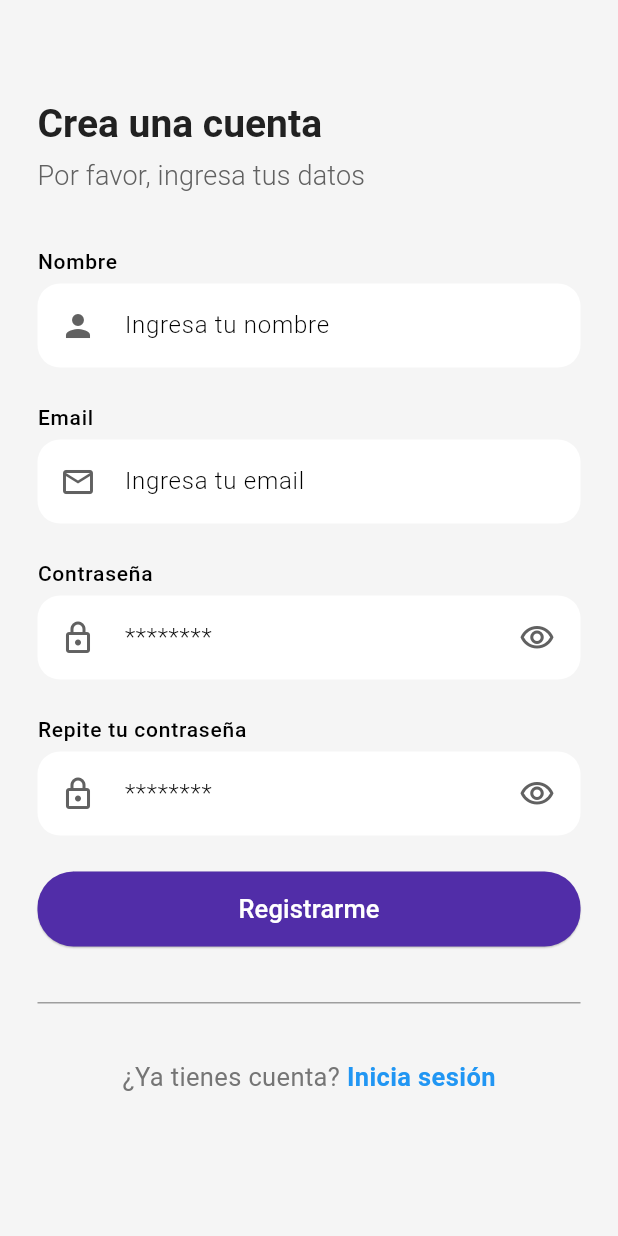
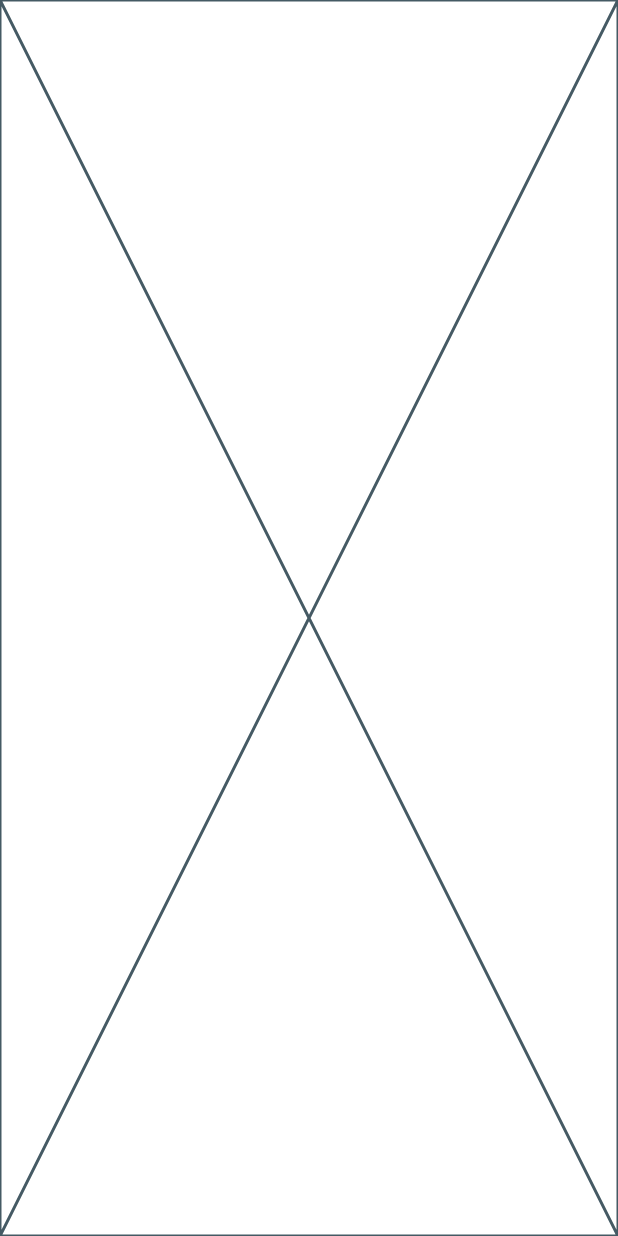
Before and after one commit to AlbenBustamante/fin-manage-app, a Flutter app: the screen it shows after launch, on a phone screen of 412 x 824 dp. Run offline on Flutter 3.47's test engine with Material 3 defaults, Android fonts, the phone set to English and light mode, and no system bars; our stand-ins replace bloc, cloud_firestore, equatable, firebase_auth, firebase_core, flutter_bloc and 2 more; accounts and stored records are empty.

```diff
--- a/lib/app.dart
+++ b/lib/app.dart
@@ -1,3 +1,5 @@
+import 'package:finmanageapp/features/auth/presentation/pages/sign_in_page.dart';
+
 import 'auth_flow/auth_flow_page.dart';
 import 'core/config/init_dependencies.dart';
 import 'features/auth/domain/repository/auth_repository.dart';
@@ -34,9 +36,11 @@ class MyAppView extends StatelessWidget {
     switch (settings.name) {
       case '/':
         return _route(const AuthFlowPage());
-      case '/sign-up':
+      case SignUpPage.route:
         return _route(const SignUpPage());
-      case '/home':
+      case SignInPage.route:
+        return _route(const SignInPage());
+      case HomePage.route:
         return _route(const HomePage());
       default:
         return _route(const AuthFlowPage());
--- a/lib/auth_flow/auth_flow_page.dart
+++ b/lib/auth_flow/auth_flow_page.dart
@@ -1,3 +1,5 @@
+import 'package:finmanageapp/features/auth/presentation/pages/sign_in_page.dart';
+import 'package:finmanageapp/features/home/presentation/pages/home_page.dart';
 import 'package:flutter/material.dart';
 import 'package:flutter_bloc/flutter_bloc.dart';
 
@@ -10,10 +12,10 @@ class AuthFlowPage extends StatelessWidget {
   Widget build(BuildContext context) {
     return BlocListener<AuthBloc, AuthState>(
         listener: (context, state) {
-          String route = '/sign-up';
+          String route = SignInPage.route;
 
           if (state is Authenticated) {
-            route = '/home';
+            route = HomePage.route;
           }
 
           Navigator.pushNamedAndRemoveUntil(context, route, (_) => false);
--- /dev/null
+++ b/lib/features/auth/presentation/pages/sign_in_page.dart
@@ -0,0 +1,12 @@
+import 'package:flutter/material.dart';
+
+class SignInPage extends StatelessWidget {
+  static const route = '/sign-in';
+
+  const SignInPage({super.key});
+
+  @override
+  Widget build(BuildContext context) {
+    return const Placeholder();
+  }
+}
--- a/lib/features/auth/presentation/pages/sign_up_page.dart
+++ b/lib/features/auth/presentation/pages/sign_up_page.dart
@@ -9,6 +9,8 @@ import 'package:flutter/material.dart';
 import 'package:flutter_bloc/flutter_bloc.dart';
 
 class SignUpPage extends StatelessWidget {
+  static const route = '/sign-up';
+
   const SignUpPage({super.key});
 
   @override
--- a/lib/features/home/presentation/pages/home_page.dart
+++ b/lib/features/home/presentation/pages/home_page.dart
@@ -1,6 +1,8 @@
 import 'package:flutter/material.dart';
 
 class HomePage extends StatefulWidget {
+  static const route = '/home';
+
   const HomePage({super.key});
 
   @override
```
